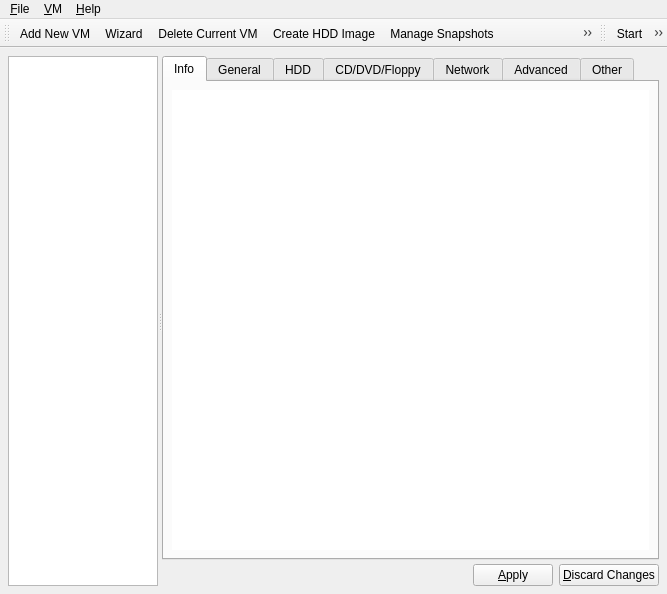
Above: Main_Window.ui from qunying/aqemu-old before the change. Below: the same form after it.
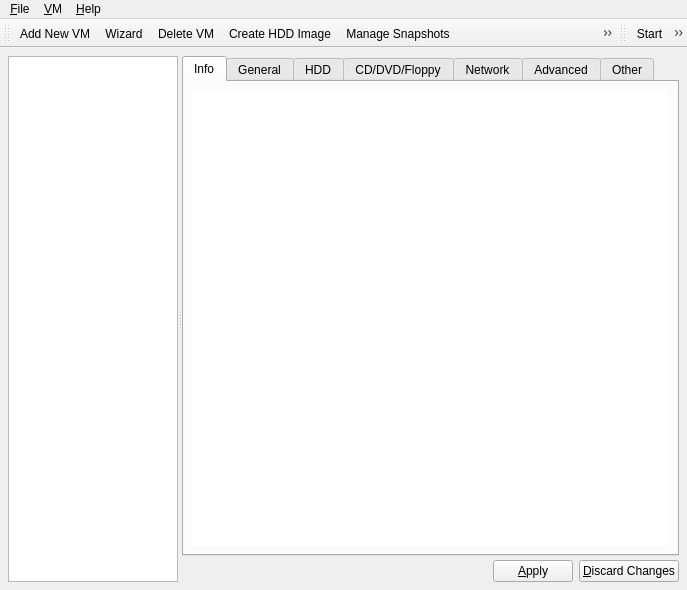
That is the form after the change. Icons and pictures are not drawn.

Commit message: Init code for new feature: Delete VM and Files

Patch:
```diff
--- a/Main_Window.ui
+++ b/Main_Window.ui
@@ -6,8 +6,8 @@
    <rect>
     <x>0</x>
     <y>0</y>
-    <width>666</width>
-    <height>594</height>
+    <width>687</width>
+    <height>590</height>
    </rect>
   </property>
   <property name="windowTitle" >
@@ -3896,7 +3896,7 @@
     <rect>
      <x>0</x>
      <y>0</y>
-     <width>666</width>
+     <width>687</width>
      <height>27</height>
     </rect>
    </property>
@@ -4025,7 +4025,7 @@
      <normaloff>:/remove.png</normaloff>:/remove.png</iconset>
    </property>
    <property name="text" >
-    <string>&amp;Delete Current VM</string>
+    <string>&amp;Delete VM</string>
    </property>
   </action>
   <action name="actionExit" >
```
Left out of the diff: 10 changed lines with no effect on the pictures. The commit also changes 8 other files.
